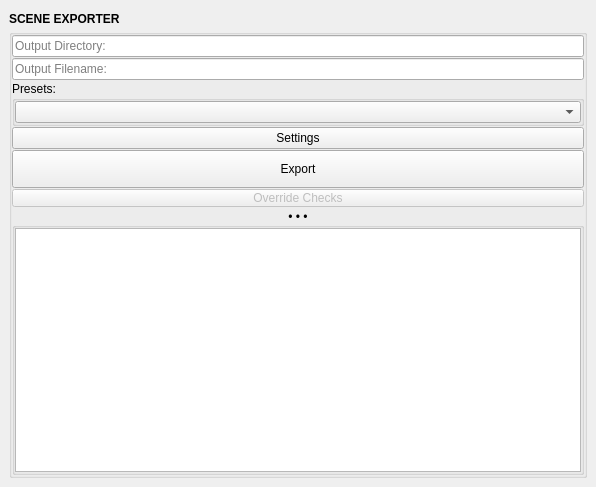
First picture: the form in mayatk/env_utils/scene_exporter/scene_exporter.ui, repository m3trik/mayatk, before the edit.
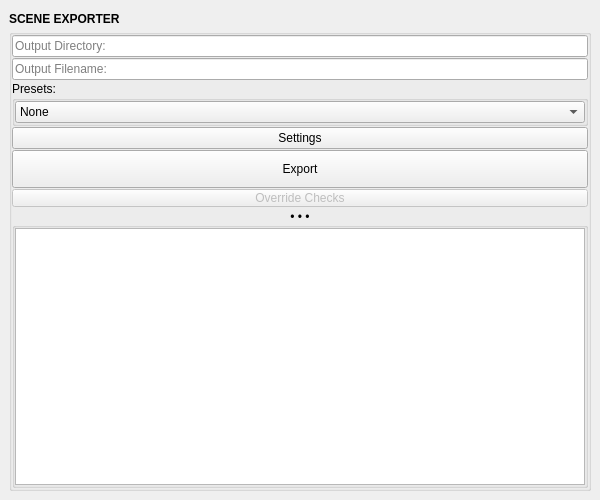
Second picture: the form after the edit. Custom widgets are drawn as their Qt base class.

The edit to the form file:
```diff
--- a/mayatk/env_utils/scene_exporter/scene_exporter.ui
+++ b/mayatk/env_utils/scene_exporter/scene_exporter.ui
@@ -9,8 +9,8 @@
    <rect>
     <x>0</x>
     <y>0</y>
-    <width>596</width>
-    <height>487</height>
+    <width>600</width>
+    <height>500</height>
    </rect>
   </property>
   <property name="tabShape">
@@ -25,8 +25,8 @@
   <widget class="QWidget" name="central_widget">
    <property name="minimumSize">
     <size>
-     <width>200</width>
-     <height>130</height>
+     <width>600</width>
+     <height>500</height>
     </size>
    </property>
    <layout class="QVBoxLayout" name="verticalLayout_2">
@@ -121,6 +121,11 @@
               <property name="toolTip">
                <string>&lt;html&gt;&lt;head/&gt;&lt;body&gt;&lt;p&gt;Specify an FBX export prefix.&lt;/p&gt;&lt;/body&gt;&lt;/html&gt;</string>
               </property>
+              <item>
+               <property name="text">
+                <string>None</string>
+               </property>
+              </item>
              </widget>
             </item>
            </layout>
```
